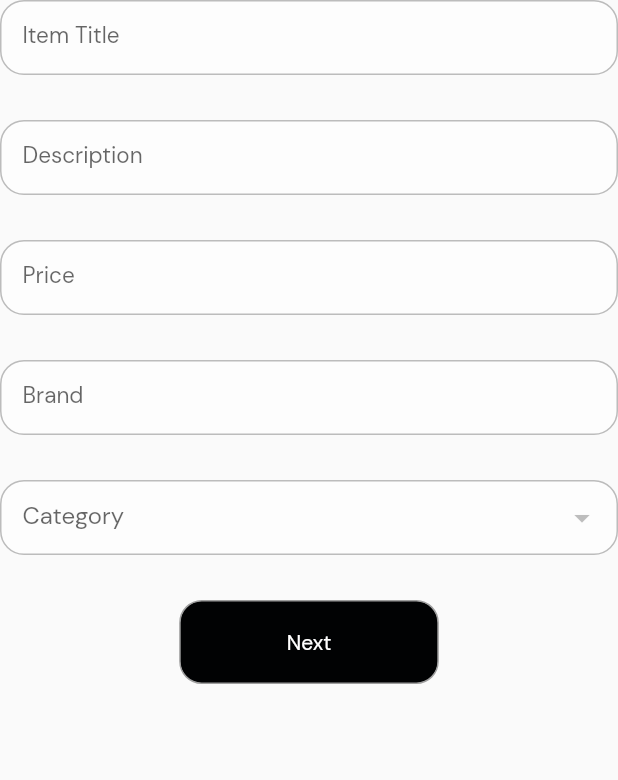
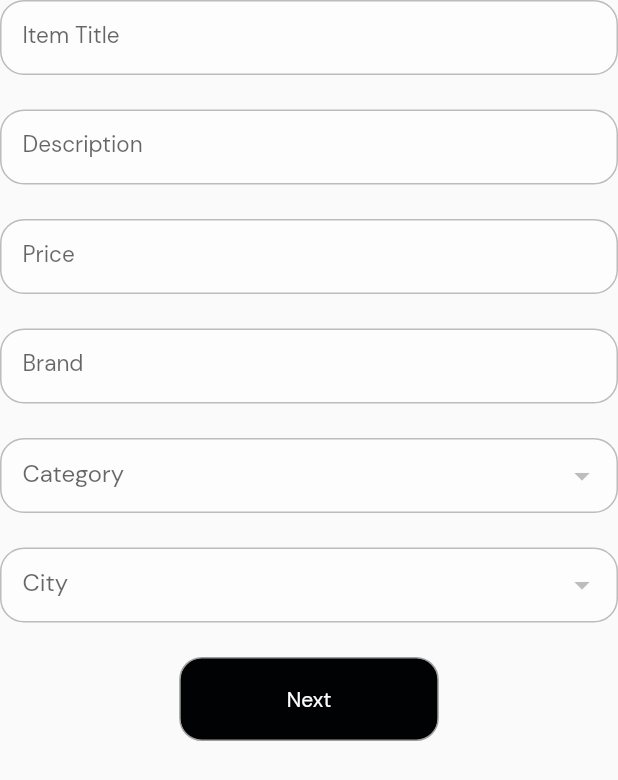
Before and after one commit to nahom-habtamu/myshiyach_mobile_client, a Flutter app: the FirstPageInputs widget shown alone on an empty page, opened directly with empty values, on a phone screen of 412 x 824 dp. Shown: the top 780 px of the screen. Run offline on Flutter 3.47's test engine with Material 2 defaults, Android fonts, the light colour scheme and no system bars; our stand-ins replace carousel_slider, cloud_firestore, firebase_auth, firebase_core, firebase_storage, flutter_bloc and 4 more; missing offline and left inert: jwt_decode; accounts and stored records are empty; network calls fail.

Commit message:
Add City To Product Entity

```diff
--- /dev/null
+++ b/lib/data/datasources/category/category_data_source.dart
@@ -0,0 +1,5 @@
+import '../../models/category/main_category_model.dart';
+
+abstract class CategoryDataSource {
+  Future<List<MainCategoryModel>> getAllCategories();
+}
--- a/lib/data/datasources/category/category_remote_data_source.dart
+++ b/lib/data/datasources/category/category_remote_data_source.dart
@@ -3,8 +3,10 @@ import 'dart:convert';
 import 'package:http/http.dart' as http;
 import '../../../core/constants/api_information.dart';
 import '../../models/category/main_category_model.dart';
+import 'category_data_source.dart';
 
-class CategoryRemoteDataSource {
+class CategoryRemoteDataSource extends CategoryDataSource {
+  @override
   Future<List<MainCategoryModel>> getAllCategories() async {
     const String endPoint = '$baseUrl/mainCategories';
     final response = await http.get(
--- /dev/null
+++ b/lib/data/datasources/city/city_data_source.dart
@@ -0,0 +1,3 @@
+abstract class CityDataSource {
+  Future<List<String>> getAllCities();
+}
--- a/lib/data/models/product/add_product_model.dart
+++ b/lib/data/models/product/add_product_model.dart
@@ -6,6 +6,7 @@ class AddProductModel {
   final String subCategory;
   final String brand;
   final String state;
+  final String city;
   List<String> productImages;
   Map<String, dynamic>? other;
 
@@ -17,6 +18,7 @@ class AddProductModel {
     required this.subCategory,
     required this.brand,
     required this.state,
+    required this.city,
     required this.productImages,
     this.other,
   });
@@ -30,6 +32,7 @@ class AddProductModel {
       subCategory: json["subCategory"],
       brand: json["brand"],
       state: json["state"],
+      city: json["city"],
       productImages: [],
       other: json["other"],
     );
@@ -43,6 +46,7 @@ class AddProductModel {
         "subCategory": subCategory,
         "brand": brand,
         "state": state,
+        "city": city,
         "productImages": productImages,
         "other": other
       };
--- a/lib/data/models/product/product_model.dart
+++ b/lib/data/models/product/product_model.dart
@@ -10,6 +10,7 @@ class ProductModel extends Product {
     required String subCategory,
     required String brand,
     required String state,
+    required String city,
     required String createdAt,
     required String createdBy,
     required List<String> productImages,
@@ -23,6 +24,7 @@ class ProductModel extends Product {
           subCategory: subCategory,
           brand: brand,
           state: state,
+          city: city,
           createdAt: createdAt,
           createdBy: createdBy,
           productImages: productImages,
@@ -41,6 +43,7 @@ class ProductModel extends Product {
       createdAt: jsonProduct["createdAt"],
       createdBy: jsonProduct["createdBy"],
       state: jsonProduct["state"],
+      city: jsonProduct["city"],
       productImages: List<String>.from(jsonProduct["productImages"]),
       other: Map<String, dynamic>.from(jsonProduct["other"]),
     );
@@ -58,6 +61,7 @@ class ProductModel extends Product {
       createdAt: p.createdAt,
       createdBy: p.createdBy,
       state: p.state,
+      city: p.city,
       productImages: p.productImages,
       other: p.other,
     );
@@ -74,6 +78,7 @@ class ProductModel extends Product {
         "createdAt": createdAt,
         "createdBy": createdBy,
         "state": state,
+        "city": city,
         "productImages": productImages,
         "other": other,
       };
--- a/lib/data/repositories/category_repository.dart
+++ b/lib/data/repositories/category_repository.dart
@@ -1,9 +1,9 @@
 import '../../domain/contracts/category_service.dart';
-import '../datasources/category/category_remote_data_source.dart';
+import '../datasources/category/category_data_source.dart';
 import '../models/category/main_category_model.dart';
 
 class CategoryRepository extends CategoryService {
-  final CategoryRemoteDataSource remoteDataSource;
+  final CategoryDataSource remoteDataSource;
 
   CategoryRepository({required this.remoteDataSource});
   @override
--- /dev/null
+++ b/lib/domain/contracts/city_service.dart
@@ -0,0 +1,3 @@
+abstract class CityService {
+  Future<List<String>> getAllCities();
+}
--- a/lib/domain/enitites/product.dart
+++ b/lib/domain/enitites/product.dart
@@ -7,6 +7,7 @@ class Product {
   final String subCategory;
   final String brand;
   final String state;
+  final String city;
   final String createdAt;
   final String createdBy;
   final List<String> productImages;
@@ -21,6 +22,7 @@ class Product {
     required this.subCategory,
     required this.brand,
     required this.state,
+    required this.city,
     required this.createdAt,
     required this.createdBy,
     required this.productImages,
--- /dev/null
+++ b/lib/domain/usecases/get_all_cities.dart
@@ -0,0 +1,11 @@
+import '../contracts/city_service.dart';
+
+class GetAllCities {
+  final CityService repository;
+
+  GetAllCities(this.repository);
+
+  Future<List<String>> call() {
+    return repository.getAllCities();
+  }
+}
--- a/lib/main.dart
+++ b/lib/main.dart
@@ -66,7 +66,7 @@ class MyApp extends StatelessWidget {
           create: (_) => sl<SetFavoriteProductsCubit>(),
         ),
         BlocProvider(
-          create: (_) => sl<GetAllCategoriesCubit>(),
+          create: (_) => sl<GetDataNeededToAddPostCubit>(),
         ),
         BlocProvider(
           create: (_) => sl<CreateProductCubit>(),
--- a/lib/presentation/bloc/create_product/create_product_cubit.dart
+++ b/lib/presentation/bloc/create_product/create_product_cubit.dart
@@ -8,11 +8,13 @@ import '../../../domain/usecases/upload_product_pictures.dart';
 class CreateProductCubit extends Cubit<CreateProductState> {
   final CreateProduct createProduct;
   final UploadProductPictures uploadProductPictures;
-  CreateProductCubit(
-      {required this.createProduct, required this.uploadProductPictures})
-      : super(AddPostNotTriggered());
+  CreateProductCubit({
+    required this.createProduct,
+    required this.uploadProductPictures,
+  }) : super(AddPostNotTriggered());
 
-  void call(AddProductModel addProductModel, List<dynamic> productImages, String token) async {
+  void call(AddProductModel addProductModel, List<dynamic> productImages,
+      String token) async {
     try {
       emit(AddPostNotTriggered());
       emit(AddPostLoading());
--- a/lib/presentation/bloc/get_categories/get_categories_cubit.dart
+++ b/lib/presentation/bloc/get_categories/get_categories_cubit.dart
@@ -1,19 +1,25 @@
 import 'package:flutter_bloc/flutter_bloc.dart';
 
+import '../../../domain/usecases/get_all_cities.dart';
 import '../../../domain/usecases/get_categories.dart';
 import 'get_categories_state.dart';
 
-class GetAllCategoriesCubit extends Cubit<GetAllCategoriesState> {
+class GetDataNeededToAddPostCubit extends Cubit<GetDataNeededToAddPostState> {
   final GetAllCategories getAllCategories;
-  GetAllCategoriesCubit(this.getAllCategories) : super(Empty());
+  final GetAllCities getAllCities;
+  GetDataNeededToAddPostCubit({
+    required this.getAllCategories,
+    required this.getAllCities,
+  }) : super(Empty());
 
   void call() async {
     try {
       emit(Empty());
       emit(Loading());
       var categories = await getAllCategories.call();
-      if (categories.isNotEmpty) {
-        emit(Loaded(categories));
+      var cities = await getAllCities.call();
+      if (categories.isNotEmpty && cities.isNotEmpty) {
+        emit(Loaded(categories, cities));
       } else {
         emit(Empty());
       }
--- a/lib/presentation/bloc/get_categories/get_categories_state.dart
+++ b/lib/presentation/bloc/get_categories/get_categories_state.dart
@@ -1,17 +1,18 @@
 import '../../../domain/enitites/main_category.dart';
 
-abstract class GetAllCategoriesState {}
+abstract class GetDataNeededToAddPostState {}
 
-class Empty extends GetAllCategoriesState {}
+class Empty extends GetDataNeededToAddPostState {}
 
-class Loading extends GetAllCategoriesState {}
+class Loading extends GetDataNeededToAddPostState {}
 
-class Loaded extends GetAllCategoriesState {
+class Loaded extends GetDataNeededToAddPostState {
   final List<MainCategory> categories;
-  Loaded(this.categories);
+  final List<String> cities;
+  Loaded(this.categories, this.cities);
 }
 
-class Error extends GetAllCategoriesState {
+class Error extends GetDataNeededToAddPostState {
   final String message;
   Error({required this.message});
 }
--- a/lib/presentation/widgets/add_post/first_page_inputs.dart
+++ b/lib/presentation/widgets/add_post/first_page_inputs.dart
@@ -8,10 +8,12 @@ import '../../../domain/enitites/main_category.dart';
 class FirstPageInputs extends StatefulWidget {
   final Function onNextPressed;
   final List<MainCategory> mainCategories;
+  final List<String> cities;
   const FirstPageInputs({
     Key? key,
     required this.mainCategories,
     required this.onNextPressed,
+    required this.cities,
   }) : super(key: key);
 
   @override
@@ -29,12 +31,11 @@ class _FirstPageInputsState extends State<FirstPageInputs> {
 
   @override
   Widget build(BuildContext context) {
-    var mainCategoryToShowOnDropDown = widget.mainCategories.map(
-      (m) => {
-        "value": m.id,
-        "preview": m.title,
-      },
-    ).toList();
+    var mainCategoryToShowOnDropDown = widget.mainCategories
+        .map((m) => {"value": m.id, "preview": m.title})
+        .toList();
+    var cityToShowOnDropDown =
+        widget.cities.map((m) => {"value": m, "preview": m}).toList();
     return Column(
       children: [
         AddPostInput(
@@ -42,28 +43,28 @@ class _FirstPageInputsState extends State<FirstPageInputs> {
           onChanged: (value) => updateStateOnInputChange("title", value),
         ),
         const SizedBox(
-          height: 30,
+          height: 23,
         ),
         AddPostInput(
           hintText: "Description",
           onChanged: (value) => updateStateOnInputChange("description", value),
         ),
         const SizedBox(
-          height: 30,
+          height: 23,
         ),
         AddPostInput(
           hintText: "Price",
           onChanged: (value) => updateStateOnInputChange("price", value),
         ),
         const SizedBox(
-          height: 30,
+          height: 23,
         ),
         AddPostInput(
           hintText: "Brand",
           onChanged: (value) => updateStateOnInputChange("brand", value),
         ),
         const SizedBox(
-          height: 30,
+          height: 23,
         ),
         AddPostDropDownInput(
           hintText: "Category",
@@ -71,7 +72,15 @@ class _FirstPageInputsState extends State<FirstPageInputs> {
           onChanged: (value) => updateStateOnInputChange("mainCategory", value),
         ),
         const SizedBox(
-          height: 30,
+          height: 23,
+        ),
+        AddPostDropDownInput(
+          hintText: "City",
+          items: [...cityToShowOnDropDown],
+          onChanged: (value) => updateStateOnInputChange("city", value),
+        ),
+        const SizedBox(
+          height: 23,
         ),
         NextOrPostButton(
           isThereAdditionalData: true,
--- a/lib/presentation/widgets/home/product_list.dart
+++ b/lib/presentation/widgets/home/product_list.dart
@@ -32,7 +32,6 @@ class _ProductListState extends State<ProductList> {
         favorites = [...widget.favorites];
       });
     });
-
   }
 
   @override
```
Also changed, not shown: lib/core/services/injection_container.dart (+24 -2 lines), lib/data/datasources/city/city_remote_data_source.dart (added, +25 -0 lines), lib/data/repositories/city_repository.dart (added, +13 -0 lines), lib/presentation/pages/add_post_page.dart (+27 -10 lines).
